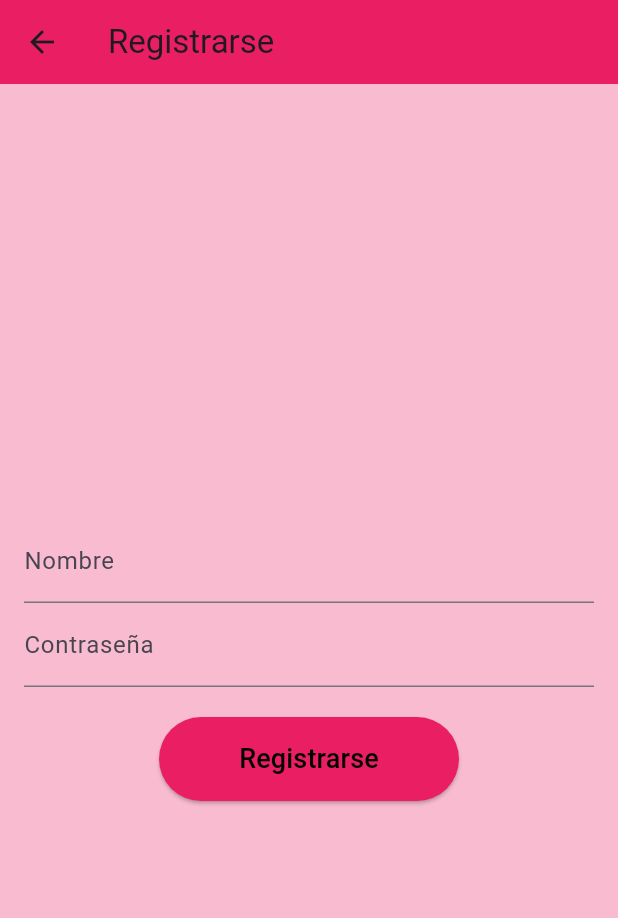
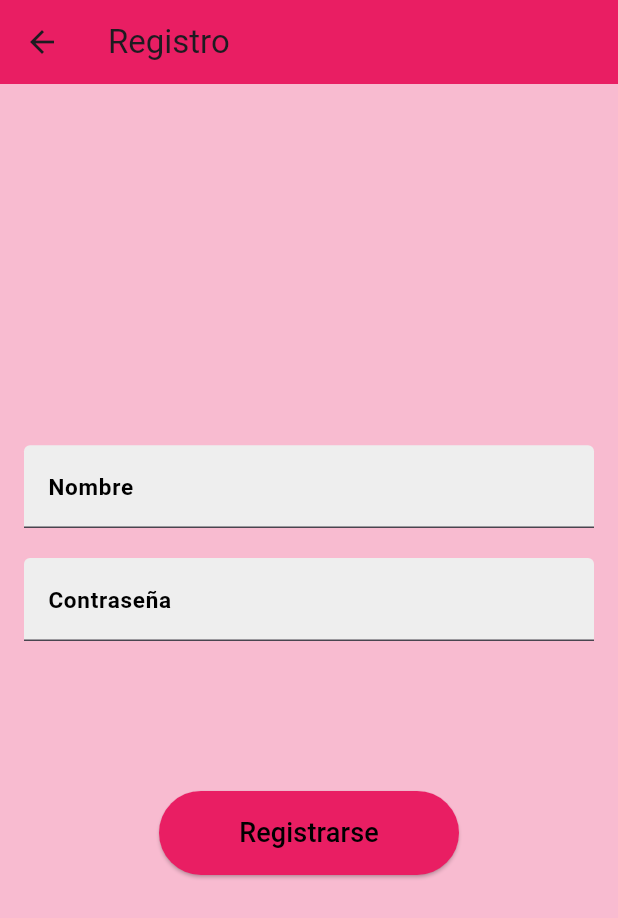
Before and after one commit to manu222/DualMatch, a Flutter app: the screen it shows after launch, after a tap on "Registrarse", on a phone screen of 412 x 824 dp. Shown: the top 918 px of the screen. Run offline on Flutter 3.47's test engine with Material 3 defaults, Android fonts, the phone set to English and light mode, and no system bars.

Commit message:
Vista inicial, y register(register no crea el json)

```diff
--- /dev/null
+++ b/lib/Usuario.dart
@@ -0,0 +1,33 @@
+class Usuario {
+  String nombre;
+  String contrasena;
+  List<String> likes;
+  List<String> matches;
+  List<String> chats;
+
+  Usuario({
+    required this.nombre,
+    required this.contrasena,
+    required this.likes,
+    required this.matches,
+    required this.chats,
+  });
+
+  Map<String, dynamic> toJson() => {
+    'nombre': nombre,
+    'contrasena': contrasena,
+    'likes': likes,
+    'matches': matches,
+    'chats': chats,
+  };
+
+  factory Usuario.fromJson(Map<String, dynamic> json) {
+    return Usuario(
+      nombre: json['nombre'],
+      contrasena: json['contrasena'],
+      likes: List<String>.from(json['likes']),
+      matches: List<String>.from(json['matches']),
+      chats: List<String>.from(json['chats']),
+    );
+  }
+}
--- a/lib/main.dart
+++ b/lib/main.dart
@@ -9,7 +9,7 @@ class MyApp extends StatelessWidget {
   @override
   Widget build(BuildContext context) {
     return MaterialApp(
-      home: const HomeScreen(),
+      home: const VistaInicial(),
       routes: {
         '/register': (context) => const RegisterScreen(),
       },
@@ -17,8 +17,8 @@ class MyApp extends StatelessWidget {
   }
 }
 
-class HomeScreen extends StatelessWidget {
-  const HomeScreen({super.key});
+class VistaInicial extends StatelessWidget {
+  const VistaInicial({super.key});
 
   @override
   Widget build(BuildContext context) {
@@ -39,17 +39,16 @@ class HomeScreen extends StatelessWidget {
           ),
           // Contenido principal en la mitad inferior
           Expanded(
-            child: Container(
             child: Column(
               mainAxisAlignment: MainAxisAlignment.center,
               children: [
                 // Título
                 const Text(
-                    '',
+                  '¡Bienvenido!',
                   style: TextStyle(
                     fontSize: 24,
                     fontWeight: FontWeight.bold,
-                      color: Colors.black,
+                    color: Colors.black
                   ),
                 ),
                 const SizedBox(height: 20),
@@ -61,8 +60,12 @@ class HomeScreen extends StatelessWidget {
                       // Acción de iniciar sesión
                     },
                     style: ElevatedButton.styleFrom(
+                      elevation: 15, // Elevación del botón
                       backgroundColor: Colors.pink, // Color de fondo del botón
                       padding: const EdgeInsets.symmetric(vertical: 15),
+                      shape: const StadiumBorder(
+                        side: BorderSide(color: Colors.black, width: 1.5),
+                      )
                     ),
                     child: const Text(
                       'Iniciar Sesión',
@@ -80,8 +83,12 @@ class HomeScreen extends StatelessWidget {
                       Navigator.pushNamed(context, '/register');
                     },
                     style: ElevatedButton.styleFrom(
+                      elevation: 15, // Elevación del botón
                       backgroundColor: Colors.pink, // Color de fondo del botón
                       padding: const EdgeInsets.symmetric(vertical: 15),
+                      shape: const StadiumBorder(
+                        side: BorderSide(color: Colors.black, width: 1.5),
+                      )
                     ),
                     child: const Text(
                       'Registrarse',
@@ -92,7 +99,6 @@ class HomeScreen extends StatelessWidget {
               ],
             ),
           ),
-          ),
         ],
       ),
     );
--- a/lib/register.dart
+++ b/lib/register.dart
@@ -2,6 +2,9 @@ import 'package:flutter/material.dart';
 import 'dart:convert';
 import 'dart:io';
 import 'package:path_provider/path_provider.dart';
+import 'Usuario.dart';
+
+
 
 class RegisterScreen extends StatefulWidget {
   const RegisterScreen({super.key});
@@ -13,10 +16,13 @@ class RegisterScreen extends StatefulWidget {
 class _RegisterScreenState extends State<RegisterScreen> {
   final TextEditingController _nameController = TextEditingController();
   final TextEditingController _passwordController = TextEditingController();
+  String? _nameError= '';
+  String? _passwordError= '';
 
   Future<File> _getLocalFile() async {
     final directory = await getApplicationDocumentsDirectory();
     final path = '${directory.path}/users.json';
+    print("-----------------------------------------------------------------------------"+path); // Imprime la ruta del archivo (opcional
     final file = File(path);
     file.createSync(recursive: true);
     return file;
@@ -34,11 +40,13 @@ class _RegisterScreenState extends State<RegisterScreen> {
 
   Future<void> _saveUser(String name, String password) async {
     final users = await _readUsers();
-    users[name] = {
-      'password': password,
-      'matches': [],
-      'chats': [],
-    };
+    users[name] = Usuario(
+      nombre: name,
+      contrasena: password,
+      likes: [],
+      matches: [],
+      chats: [],
+    ).toJson();
     final file = await _getLocalFile();
     file.writeAsString(jsonEncode(users));
   }
@@ -46,11 +54,12 @@ class _RegisterScreenState extends State<RegisterScreen> {
   @override
   Widget build(BuildContext context) {
     return Scaffold(
-      backgroundColor: Colors.pink[100], // Mismo color de fondo que en main.dart
       appBar: AppBar(
-        title: const Text('Registrarse'),
+        automaticallyImplyLeading: true,
+        title: const Text('Registro'),
         backgroundColor: Colors.pink,
       ),
+      backgroundColor: Colors.pink[100],
       body: Padding(
         padding: const EdgeInsets.all(16.0),
         child: Column(
@@ -58,29 +67,46 @@ class _RegisterScreenState extends State<RegisterScreen> {
           children: [
             TextField(
               controller: _nameController,
-              decoration: const InputDecoration(labelText: 'Nombre'),
+              decoration: InputDecoration(
+                filled: true,
+                fillColor: Colors.grey[200],
+                labelText: 'Nombre',
+                labelStyle: const TextStyle(color: Colors.black,fontWeight: FontWeight.bold,fontSize: 15),
+                errorText: _nameError=='' ? null : _nameError,
               ),
+            ),
+            const SizedBox(height: 20),
             TextField(
               controller: _passwordController,
-              decoration: const InputDecoration(labelText: 'Contraseña'),
+              decoration: InputDecoration(
+                filled: true,
+                fillColor: Colors.grey[200],
+                labelText: 'Contraseña',
+                labelStyle: const TextStyle(color: Colors.black,fontWeight: FontWeight.bold,fontSize: 15),
+                errorText: _passwordError=='' ? null : _passwordError,
+              ),
               obscureText: true,
             ),
-            const SizedBox(height: 20),
+            const SizedBox(height:100),
             SizedBox(
               width: 200,
               child: ElevatedButton(
                 onPressed: () async {
                   final name = _nameController.text;
                   final password = _passwordController.text;
-                if (name.isNotEmpty && password.isNotEmpty) {
-                  await _saveUser(name, password);
-                  Navigator.pop(context); // Regresar a la pantalla principal
-                }else{
+                  if (name.isEmpty || password.isEmpty) {
+                    setState(() {
+                      _nameError = name.isEmpty ? 'Por favor, llena este campo' : '';
+                      _passwordError = password.isEmpty ? 'Por favor, llena este campo' : '';
+                    });
                     ScaffoldMessenger.of(context).showSnackBar(
                       const SnackBar(
                         content: Text('Por favor, llena todos los campos'),
                       ),
                     );
+                  } else {
+                    await _saveUser(name, password);
+                    Navigator.pop(context); // Regresar a la pantalla principal
                   }
                 },
                 style: ElevatedButton.styleFrom(
```
Also changed, not shown: assets/icon.png (added), pubspec.lock. Lines whose indentation alone changed are shown as unchanged.
